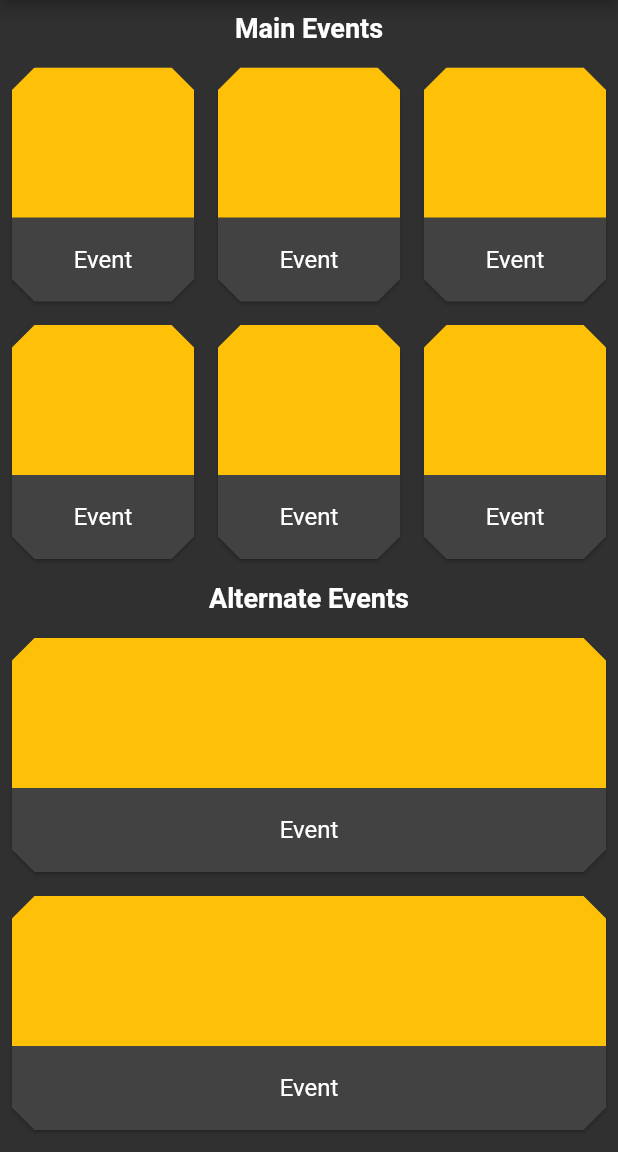
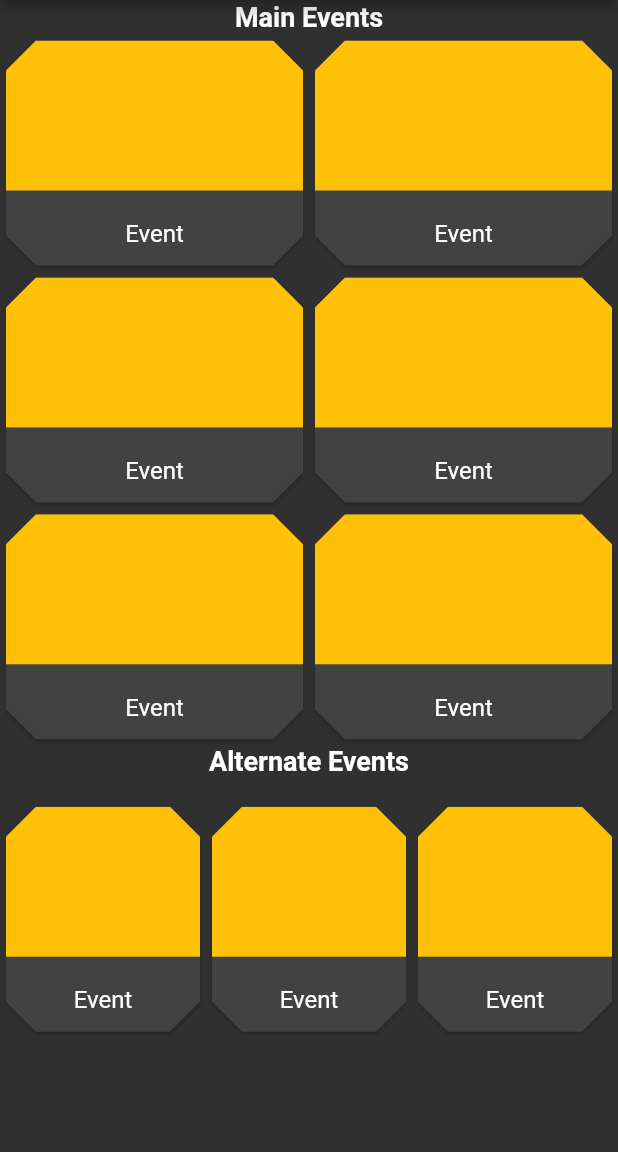
Before and after one commit to flores912/acft_flutter, a Flutter app: the screen it shows after launch, on a phone screen of 412 x 824 dp, the part 84-1236 px from its top. Run offline on Flutter 3.47's test engine with Material 2 defaults, Android fonts, the phone set to English and light mode, and no system bars.

Commit message:
-added bottom sheet ui layout

```diff
--- a/lib/acft_events.dart
+++ b/lib/acft_events.dart
@@ -1,6 +1,5 @@
 import 'package:flutter/cupertino.dart';
 import 'package:flutter/material.dart';
-import 'package:youtube_player_flutter/youtube_player_flutter.dart';
 
 class AcftEventsPage extends StatefulWidget {
   const AcftEventsPage({Key? key}) : super(key: key);
@@ -17,13 +16,12 @@ class _AcftEventsPageState extends State<AcftEventsPage> {
         title: Text('ACFT'),
         centerTitle: true,
       ),
-      body: SafeArea(
-        child: SingleChildScrollView(
+      body: SingleChildScrollView(
         child: Column(
           crossAxisAlignment: CrossAxisAlignment.center,
           children: [
             Padding(
-                padding: const EdgeInsets.all(8.0),
+              padding: const EdgeInsets.all(1.0),
               child: Text(
                 'Main Events',
                 style: TextStyle(fontWeight: FontWeight.bold, fontSize: 18),
@@ -33,28 +31,35 @@ class _AcftEventsPageState extends State<AcftEventsPage> {
                 physics: NeverScrollableScrollPhysics(),
                 shrinkWrap: true,
                 gridDelegate: SliverGridDelegateWithFixedCrossAxisCount(
-                      crossAxisCount: 3, childAspectRatio: .8),
+                    crossAxisCount: 2,
+                    childAspectRatio: 3 /2.3,
+                    mainAxisSpacing: 0,
+                    crossAxisSpacing: 0),
                 children: [
                   EventCard(),
                   EventCard(),
                   EventCard(),
                   EventCard(),
                   EventCard(),
-                    EventCard()
+                  EventCard(),
                 ]),
             Padding(
-                padding: const EdgeInsets.all(8.0),
+              padding: const EdgeInsets.fromLTRB(8,0,8,16),
               child: Text(
                 'Alternate Events',
                 style: TextStyle(fontWeight: FontWeight.bold, fontSize: 18),
               ),
             ),
-              ListView(
+            GridView(
+                gridDelegate: SliverGridDelegateWithFixedCrossAxisCount(
+                    crossAxisCount: 3,
+                    childAspectRatio: 1,
+                    mainAxisSpacing: 0,
+                    crossAxisSpacing: 0),
                 physics: NeverScrollableScrollPhysics(),
                 shrinkWrap: true,
                 children: [EventCard(), EventCard(), EventCard()]),
           ],
-          ),
         ),
       ),
     );
@@ -69,23 +74,43 @@ class EventCard extends StatefulWidget {
 class _EventCardState extends State<EventCard> {
   @override
   Widget build(BuildContext context) {
-    return Wrap(
+    return GestureDetector(
+      onTap: () {
+        showModalBottomSheet(
+            context: context,
+            builder: (context) {
+              return Column(
+                children: [
+                  Container(color:Colors.red,height:200,child: Center(child: Text('Video')),),
+                  Text('Title',style: TextStyle(fontSize: 18,fontWeight: FontWeight.bold),),
+                  Text('description'),
+                  Container(child: Text('fitness categories'),),
+                  ElevatedButton(onPressed: (){
+                  }, child: Text('Tips'))
+                ],
+              );
+            });
+      },
+      child: Wrap(
         children: [
           Card(
             child: Column(
-            crossAxisAlignment: CrossAxisAlignment.stretch,
               children: [
                 Container(
                   height: 100,
                   color: Colors.amber,
                 ),
-              ListTile(
+                Container(
+                  height: 50,
+                  child: ListTile(
                     title: Center(child: Text('Event')),
+                  ),
                 )
               ],
             ),
           ),
         ],
+      ),
     );
   }
 }
--- a/lib/main.dart
+++ b/lib/main.dart
@@ -32,18 +32,15 @@ class MyApp extends StatelessWidget {
         // closer together (more dense) than on mobile platforms.
         visualDensity: VisualDensity.adaptivePlatformDensity,
         cardTheme: CardTheme(
-            clipBehavior: Clip.antiAlias,
-            margin: EdgeInsets.all(8),
-        shape: BeveledRectangleBorder(
-        borderRadius: const BorderRadius.all(
-        Radius.circular(15.0),
-
-    ),
-    ),
+          clipBehavior: Clip.antiAlias,
+          shape: BeveledRectangleBorder(
+            borderRadius: const BorderRadius.all(
+              Radius.circular(20),
+            ),
+          ),
         ),
       ),
       home: AcftEventsPage(),
     );
   }
-
 }
```
Lines whose indentation alone changed are shown as unchanged.
